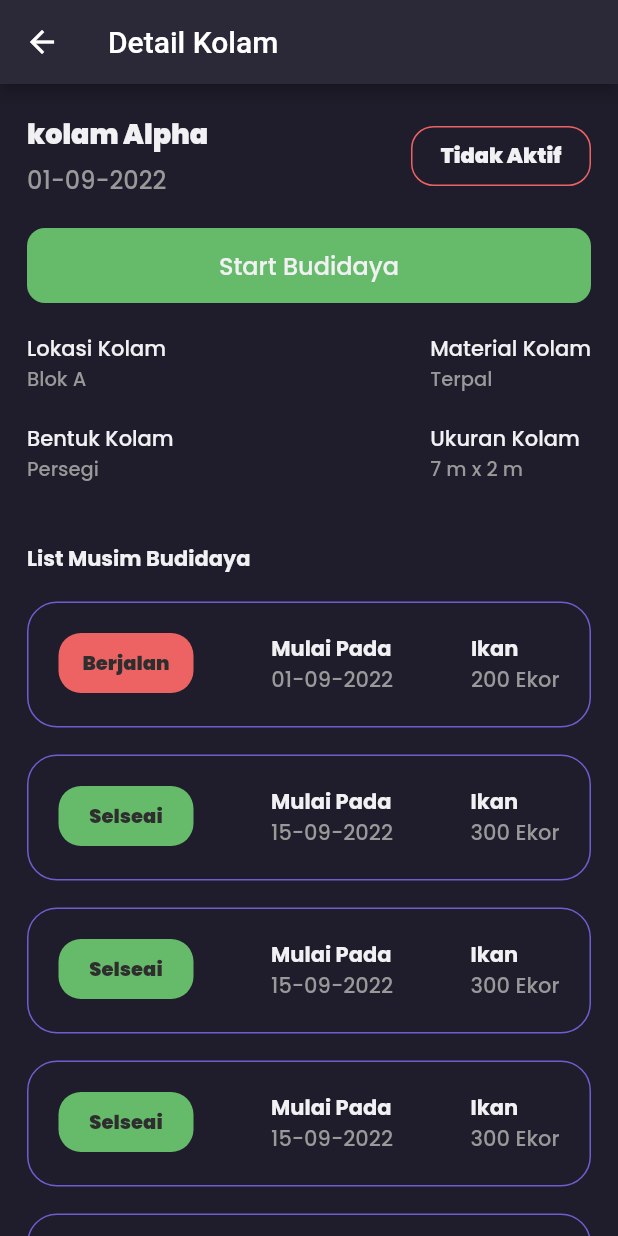
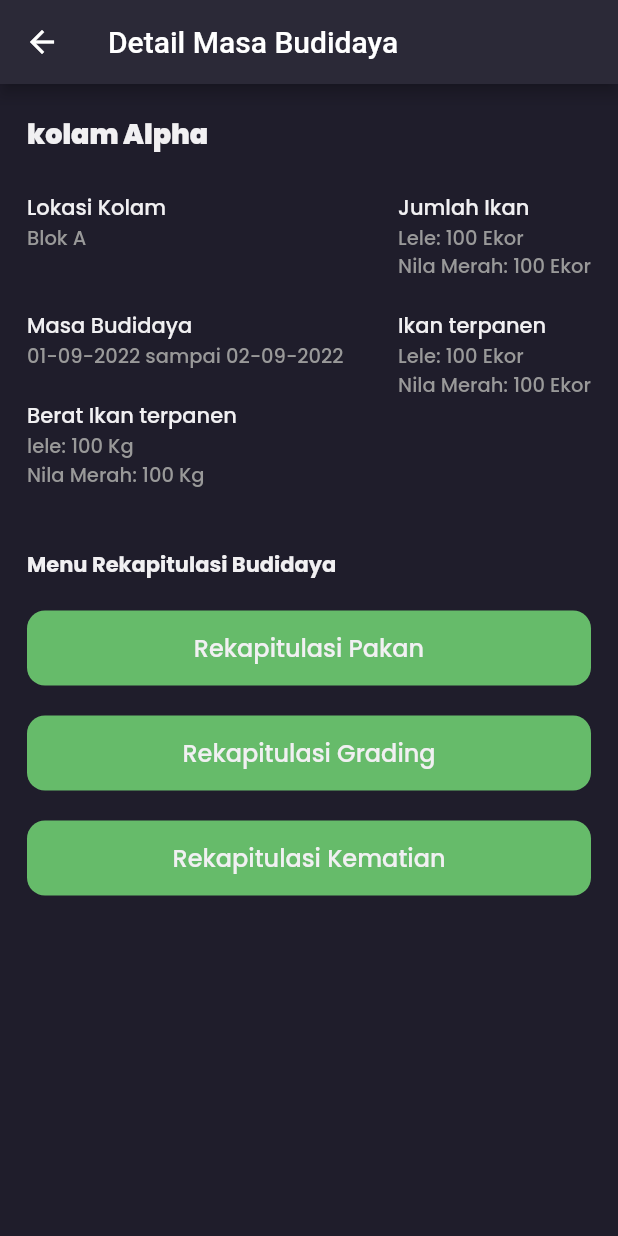
Before and after one commit to andrirahmanto/fishery_plus, a Flutter app: the DetailPondPage screen opened directly, after a tap on "Berjalan", on a phone screen of 412 x 824 dp. Run offline on Flutter 3.47's test engine with Material 2 defaults, Android fonts, the phone set to English and light mode, and no system bars; our stand-ins replace get, google_fonts; network calls fail; statements that could not run were skipped.

Commit message:
feat: add view for activation and edit breed view

```diff
--- a/lib/pages/component/activation_card.dart
+++ b/lib/pages/component/activation_card.dart
@@ -3,7 +3,7 @@ import 'package:flutter/material.dart';
 import 'package:fish/theme.dart';
 import 'package:get/get.dart';
 
-import '../pond/detail_pond_page.dart';
+import '../pond/detail_Breed_page.dart';
 
 class ActivationCard extends StatelessWidget {
   final String? start;
@@ -19,7 +19,7 @@ class ActivationCard extends StatelessWidget {
   Widget build(BuildContext context) {
     return GestureDetector(
       onTap: () {
-        Get.to(() => DetailPondPage());
+        Get.to(() => DetailBreedPage());
       },
       child: Container(
         width: double.infinity,
--- /dev/null
+++ b/lib/pages/pond/activation_breed_controller.dart
@@ -0,0 +1,5 @@
+import 'package:get/get.dart';
+
+class ActivationBreedController extends GetxController {
+  var isLoading = false.obs;
+}
--- /dev/null
+++ b/lib/pages/pond/activation_breed_page.dart
@@ -0,0 +1,117 @@
+import 'package:fish/pages/pond/activation_breed_controller.dart';
+import 'package:flutter/material.dart';
+import 'package:fish/theme.dart';
+import 'package:flutter/services.dart';
+import 'package:get/get.dart';
+
+class ActivationBreedPage extends StatelessWidget {
+  const ActivationBreedPage({Key? key}) : super(key: key);
+
+  @override
+  Widget build(BuildContext context) {
+    final ActivationBreedController controller =
+        Get.put(ActivationBreedController());
+    TextEditingController waterHeightController =
+        TextEditingController(text: '');
+
+    Widget waterHeightInput() {
+      return Container(
+        margin: EdgeInsets.only(
+            top: defaultSpace, right: defaultMargin, left: defaultMargin),
+        child: Column(
+          crossAxisAlignment: CrossAxisAlignment.start,
+          children: [
+            Text(
+              'Tinggi air (meter)',
+              style: primaryTextStyle.copyWith(
+                fontSize: 16,
+                fontWeight: medium,
+              ),
+            ),
+            SizedBox(
+              height: 12,
+            ),
+            Container(
+              height: 50,
+              padding: EdgeInsets.symmetric(
+                horizontal: 16,
+              ),
+              decoration: BoxDecoration(
+                color: backgroundColor2,
+                borderRadius: BorderRadius.circular(12),
+              ),
+              child: Center(
+                child: Expanded(
+                  child: TextFormField(
+                    style: primaryTextStyle,
+                    inputFormatters: <TextInputFormatter>[
+                      FilteringTextInputFormatter.digitsOnly
+                    ],
+                    keyboardType: TextInputType.number,
+                    controller: waterHeightController,
+                    decoration: InputDecoration.collapsed(
+                      hintText: 'ex: 2',
+                      hintStyle: subtitleTextStyle,
+                    ),
+                  ),
+                ),
+              ),
+            ),
+          ],
+        ),
+      );
+    }
+
+    Widget activationButton() {
+      return Container(
+        height: 50,
+        width: double.infinity,
+        margin: EdgeInsets.only(
+            top: defaultSpace * 3, right: defaultMargin, left: defaultMargin),
+        child: TextButton(
+          onPressed: () {},
+          style: TextButton.styleFrom(
+            backgroundColor: primaryColor,
+            shape: RoundedRectangleBorder(
+              borderRadius: BorderRadius.circular(12),
+            ),
+          ),
+          child: Text(
+            'Start Budidaya',
+            style: primaryTextStyle.copyWith(
+              fontSize: 16,
+              fontWeight: medium,
+            ),
+          ),
+        ),
+      );
+    }
+
+    return Obx(() {
+      if (controller.isLoading.value == false) {
+        return Scaffold(
+          appBar: AppBar(
+            backgroundColor: backgroundColor2,
+            title: const Text("Aktivasi Kolam"),
+          ),
+          backgroundColor: backgroundColor1,
+          body: ListView(
+            children: [
+              waterHeightInput(),
+              activationButton(),
+              SizedBox(
+                height: 8,
+              )
+            ],
+          ),
+        );
+      } else {
+        return Center(
+          child: CircularProgressIndicator(
+            color: secondaryColor,
+          ),
+        );
+      }
+    });
+  }
+}
--- /dev/null
+++ b/lib/pages/pond/breed_controller.dart
@@ -0,0 +1,5 @@
+import 'package:get/get.dart';
+
+class BreedController extends GetxController {
+  var isLoading = false.obs;
+}
--- /dev/null
+++ b/lib/pages/pond/detail_breed_page.dart
@@ -0,0 +1,372 @@
+import 'dart:async';
+import 'package:fish/pages/pond/breed_controller.dart';
+import 'package:fish/pages/pond/grading_page.dart';
+import 'package:fish/pages/pond/detail_feed_page.dart';
+import 'package:flutter/material.dart';
+import 'package:fish/theme.dart';
+import 'package:get/get.dart';
+
+class DetailBreedPage extends StatelessWidget {
+  const DetailBreedPage({Key? key}) : super(key: key);
+
+  @override
+  Widget build(BuildContext context) {
+    final BreedController controller = Get.put(BreedController());
+
+    Widget breedDataRecap() {
+      return Container(
+        margin: EdgeInsets.only(
+            top: defaultSpace, right: defaultMargin, left: defaultMargin),
+        child: Row(
+          mainAxisAlignment: MainAxisAlignment.spaceBetween,
+          crossAxisAlignment: CrossAxisAlignment.center,
+          children: [
+            Column(
+              crossAxisAlignment: CrossAxisAlignment.start,
+              children: [
+                Text(
+                  "kolam Alpha",
+                  style: primaryTextStyle.copyWith(
+                    fontSize: 18,
+                    fontWeight: heavy,
+                  ),
+                  overflow: TextOverflow.ellipsis,
+                  maxLines: 1,
+                ),
+                SizedBox(
+                  height: 5,
+                ),
+              ],
+            ),
+          ],
+        ),
+      );
+    }
+
+    // Widget feedEntryButton() {
+    //   return Container(
+    //     height: 50,
+    //     width: double.infinity,
+    //     margin: EdgeInsets.only(
+    //         top: defaultSpace, right: defaultMargin, left: defaultMargin),
+    //     child: TextButton(
+    //       onPressed: () {},
+    //       style: TextButton.styleFrom(
+    //         backgroundColor: Colors.green.shade400,
+    //         shape: RoundedRectangleBorder(
+    //           borderRadius: BorderRadius.circular(12),
+    //         ),
+    //       ),
+    //       child: Text(
+    //         'Entry Pakan',
+    //         style: primaryTextStyle.copyWith(
+    //           fontSize: 16,
+    //           fontWeight: medium,
+    //         ),
+    //       ),
+    //     ),
+    //   );
+    // }
+
+    Widget feedButton() {
+      return Container(
+        height: 50,
+        width: double.infinity,
+        margin: EdgeInsets.only(
+            top: defaultSpace, right: defaultMargin, left: defaultMargin),
+        child: TextButton(
+          onPressed: () {
+            Navigator.push(context,
+                MaterialPageRoute(builder: (context) => DetailFeedPage()));
+          },
+          style: TextButton.styleFrom(
+            backgroundColor: Colors.green.shade400,
+            shape: RoundedRectangleBorder(
+              borderRadius: BorderRadius.circular(12),
+            ),
+          ),
+          child: Text(
+            'Rekapitulasi Pakan',
+            style: primaryTextStyle.copyWith(
+              fontSize: 16,
+              fontWeight: medium,
+            ),
+          ),
+        ),
+      );
+    }
+
+    Widget gradingButton() {
+      return Container(
+        height: 50,
+        width: double.infinity,
+        margin: EdgeInsets.only(
+            top: defaultSpace, right: defaultMargin, left: defaultMargin),
+        child: TextButton(
+          onPressed: () {
+            Navigator.push(context,
+                MaterialPageRoute(builder: (context) => GradingPage()));
+          },
+          style: TextButton.styleFrom(
+            backgroundColor: Colors.green.shade400,
+            shape: RoundedRectangleBorder(
+              borderRadius: BorderRadius.circular(12),
+            ),
+          ),
+          child: Text(
+            'Rekapitulasi Grading',
+            style: primaryTextStyle.copyWith(
+              fontSize: 16,
+              fontWeight: medium,
+            ),
+          ),
+        ),
+      );
+    }
+
+    Widget deathButton() {
+      return Container(
+        height: 50,
+        width: double.infinity,
+        margin: EdgeInsets.only(
+            top: defaultSpace, right: defaultMargin, left: defaultMargin),
+        child: TextButton(
+          onPressed: () {},
+          style: TextButton.styleFrom(
+            backgroundColor: Colors.green.shade400,
+            shape: RoundedRectangleBorder(
+              borderRadius: BorderRadius.circular(12),
+            ),
+          ),
+          child: Text(
+            'Rekapitulasi Kematian',
+            style: primaryTextStyle.copyWith(
+              fontSize: 16,
+              fontWeight: medium,
+            ),
+          ),
+        ),
+      );
+    }
+
+    Widget detail() {
+      return Container(
+        width: double.infinity,
+        margin: EdgeInsets.only(
+            top: defaultSpace, right: defaultMargin, left: defaultMargin),
+        child: Row(
+          mainAxisAlignment: MainAxisAlignment.spaceBetween,
+          children: [
+            Column(
+              crossAxisAlignment: CrossAxisAlignment.start,
+              children: [
+                Text(
+                  "Lokasi Kolam",
+                  style: primaryTextStyle.copyWith(
+                    fontSize: 14,
+                    fontWeight: medium,
+                  ),
+                  overflow: TextOverflow.ellipsis,
+                  maxLines: 1,
+                ),
+                Text(
+                  "Blok A",
+                  style: secondaryTextStyle.copyWith(
+                    fontSize: 13,
+                    fontWeight: medium,
+                  ),
+                  overflow: TextOverflow.ellipsis,
+                  maxLines: 1,
+                ),
+                Text(
+                  " ",
+                  style: secondaryTextStyle.copyWith(
+                    fontSize: 13,
+                    fontWeight: medium,
+                  ),
+                  overflow: TextOverflow.ellipsis,
+                  maxLines: 1,
+                ),
+                SizedBox(
+                  height: 20,
+                ),
+                Text(
+                  "Masa Budidaya",
+                  style: primaryTextStyle.copyWith(
+                    fontSize: 14,
+                    fontWeight: medium,
+                  ),
+                  overflow: TextOverflow.ellipsis,
+                  maxLines: 1,
+                ),
+                Text(
+                  "01-09-2022 sampai 02-09-2022",
+                  style: secondaryTextStyle.copyWith(
+                    fontSize: 13,
+                    fontWeight: medium,
+                  ),
+                  overflow: TextOverflow.ellipsis,
+                  maxLines: 1,
+                ),
+                SizedBox(
+                  height: 20,
+                ),
+                Text(
+                  "Berat Ikan terpanen",
+                  style: primaryTextStyle.copyWith(
+                    fontSize: 14,
+                    fontWeight: medium,
+                  ),
+                  overflow: TextOverflow.ellipsis,
+                  maxLines: 1,
+                ),
+                Text(
+                  "lele: 100 Kg",
+                  style: secondaryTextStyle.copyWith(
+                    fontSize: 13,
+                    fontWeight: medium,
+                  ),
+                  overflow: TextOverflow.ellipsis,
+                  maxLines: 1,
+                ),
+                Text(
+                  "Nila Merah: 100 Kg",
+                  style: secondaryTextStyle.copyWith(
+                    fontSize: 13,
+                    fontWeight: medium,
+                  ),
+                  overflow: TextOverflow.ellipsis,
+                  maxLines: 1,
+                ),
+              ],
+            ),
+            Column(
+              crossAxisAlignment: CrossAxisAlignment.start,
+              children: [
+                Text(
+                  "Jumlah Ikan",
+                  style: primaryTextStyle.copyWith(
+                    fontSize: 14,
+                    fontWeight: medium,
+                  ),
+                  overflow: TextOverflow.ellipsis,
+                  maxLines: 1,
+                ),
+                Text(
+                  "Lele: 100 Ekor",
+                  style: secondaryTextStyle.copyWith(
+                    fontSize: 13,
+                    fontWeight: medium,
+                  ),
+                  overflow: TextOverflow.ellipsis,
+                  maxLines: 1,
+                ),
+                Text(
+                  "Nila Merah: 100 Ekor",
+                  style: secondaryTextStyle.copyWith(
+                    fontSize: 13,
+                    fontWeight: medium,
+                  ),
+                  overflow: TextOverflow.ellipsis,
+                  maxLines: 1,
+                ),
+                SizedBox(
+                  height: 20,
+                ),
+                Text(
+                  "Ikan terpanen",
+                  style: primaryTextStyle.copyWith(
+                    fontSize: 14,
+                    fontWeight: medium,
+                  ),
+                  overflow: TextOverflow.ellipsis,
+                  maxLines: 1,
+                ),
+                Text(
+                  "Lele: 100 Ekor",
+                  style: secondaryTextStyle.copyWith(
+                    fontSize: 13,
+                    fontWeight: medium,
+                  ),
+                  overflow: TextOverflow.ellipsis,
+                  maxLines: 1,
+                ),
+                Text(
+                  "Nila Merah: 100 Ekor",
+                  style: secondaryTextStyle.copyWith(
+                    fontSize: 13,
+                    fontWeight: medium,
+                  ),
+                  overflow: TextOverflow.ellipsis,
+                  maxLines: 1,
+                ),
+                SizedBox(
+                  height: 60,
+                ),
+              ],
+            ),
+          ],
+        ),
+      );
+    }
+
+    Widget recapTitle() {
+      return Container(
+        width: double.infinity,
+        margin: EdgeInsets.only(
+            top: defaultSpace * 2, right: defaultMargin, left: defaultMargin),
+        child: Text(
+          "Menu Rekapitulasi Budidaya",
+          style: primaryTextStyle.copyWith(
+            fontSize: 14,
+            fontWeight: bold,
+          ),
+          overflow: TextOverflow.ellipsis,
+          maxLines: 1,
+        ),
+      );
+    }
+
+    // Widget chartRecap() {
+    //   return Container(
+    //     width: double.infinity,
+    //     margin: EdgeInsets.only(
+    //         top: defaultSpace * 2, right: defaultMargin, left: defaultMargin),
+    //     // decoration: BoxDecoration(
+    //     //     image: DecorationImage(image: AssetImage('assets/feedChart.png'))),
+    //   );
+    // }
+    return Obx(() {
+      if (controller.isLoading.value == false) {
+        return Scaffold(
+          appBar: AppBar(
+            backgroundColor: backgroundColor2,
+            title: const Text("Detail Masa Budidaya"),
+          ),
+          backgroundColor: backgroundColor1,
+          body: ListView(
+            children: [
+              breedDataRecap(),
+              detail(),
+              recapTitle(),
+              // chartRecap(),
+              feedButton(),
+              gradingButton(),
+              deathButton(),
+              // listMonthFeed(),
+              SizedBox(
+                height: 10,
+              )
+            ],
+          ),
+        );
+      } else {
+        return Center(
+          child: CircularProgressIndicator(
+            color: secondaryColor,
+          ),
+        );
+      }
+    });
+  }
+}
--- a/lib/pages/pond/detail_pond_page.dart
+++ b/lib/pages/pond/detail_pond_page.dart
@@ -2,6 +2,7 @@ import 'dart:async';
 
 import 'package:fish/pages/component/activation_card.dart';
 import 'package:fish/pages/component/pond_card.dart';
+import 'package:fish/pages/pond/activation_breed_page.dart';
 import 'package:fish/pages/pond/add_pond_page.dart';
 import 'package:fish/pages/pond/detail_pond_controller.dart';
 import 'package:fish/pages/pond/pond_controller.dart';
@@ -82,7 +83,10 @@ class DetailPondPage extends StatelessWidget {
         margin: EdgeInsets.only(
             top: defaultSpace, right: defaultMargin, left: defaultMargin),
         child: TextButton(
-          onPressed: () {},
+          onPressed: () {
+            Navigator.push(context,
+                MaterialPageRoute(builder: (context) => ActivationBreedPage()));
+          },
           style: TextButton.styleFrom(
             backgroundColor: Colors.green.shade400,
             shape: RoundedRectangleBorder(
```
